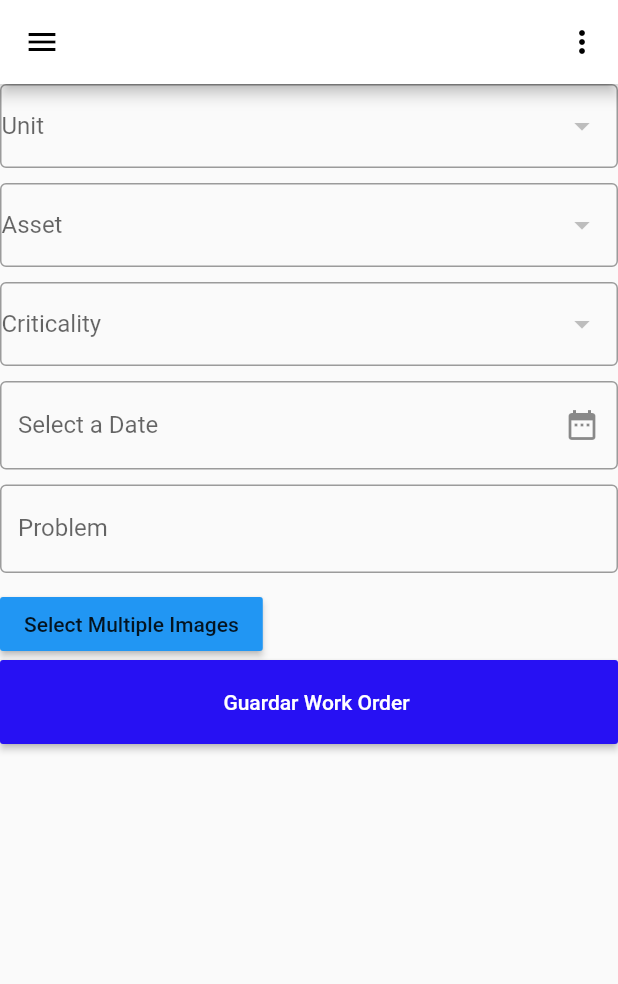
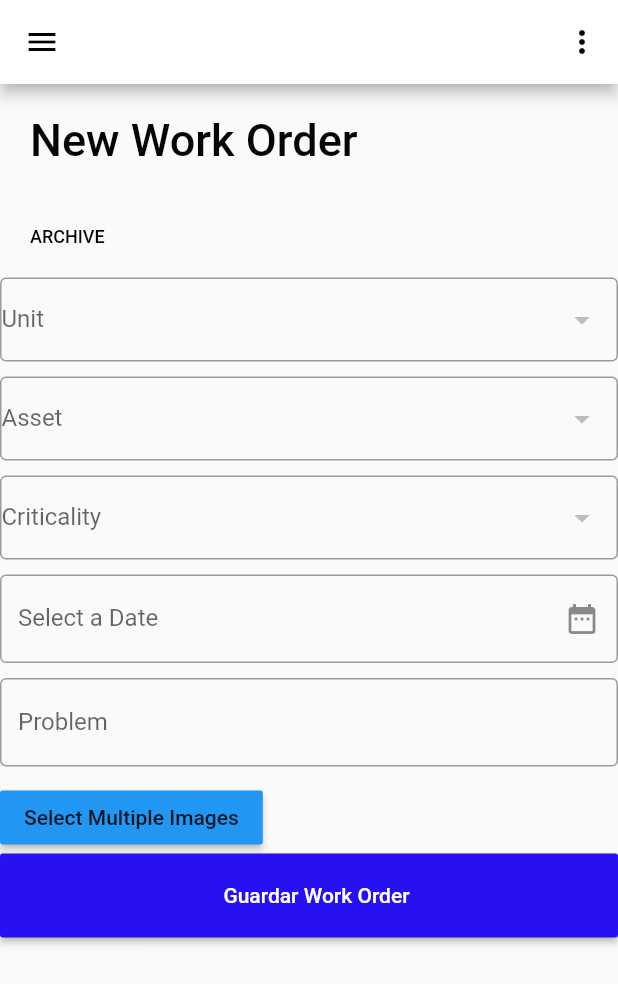
Before and after one commit to jassarillo/newworkorders, a Flutter app: the AddNewOrder screen opened directly, on a phone screen of 412 x 824 dp. Shown: the top 984 px of the screen. Run offline on Flutter 3.47's test engine with Material 2 defaults, Android fonts, the phone set to English and light mode, and no system bars; our stand-ins replace google_fonts, image_picker; network calls fail.

```diff
--- a/lib/pages/AddNewOrder.dart
+++ b/lib/pages/AddNewOrder.dart
@@ -26,7 +26,6 @@ class WorkOrderUnit {
   }
 }
 
-/** */
 class WorkOrderAsset {
   final String woUitId;
   final String AssetName;
@@ -40,7 +39,6 @@ class WorkOrderAsset {
     );
   }
 }
-/** */
 
 class WorkOrderPriority {
   final String priorityId;
@@ -69,6 +67,7 @@ class _AddNewOrderState extends State<AddNewOrder> {
   WorkOrderPriority? selectedPriority;
   DateTime? selectedDate;
   String problem = '';
+   int insertId = 0;
   //XFile? _selectedImage;
   var imagePicker;
 
@@ -94,39 +93,21 @@ class _AddNewOrderState extends State<AddNewOrder> {
       imageFileList!.removeAt(index);
     });
   }
-/*
-  Future<void> _pickImage() async {
-    final ImagePicker _picker = ImagePicker();
-    final XFile? image = await _picker.pickImage(source: ImageSource.gallery);
-
-    if (image != null) {
-      setState(() {
-        _selectedImage = image;
-      });
-    }
-  }*/
-
-/*
-  Future<void> _takePhoto() async {
-    final ImagePicker _picker = ImagePicker();
-    final XFile? image = await _picker.pickImage(source: ImageSource.camera);
-
-    if (image != null) {
-      setState(() {
-        _selectedImage = image;
-      });
-    }
-  }*/
 
   Future<void> _uploadImageAndSaveOrder() async {
-    if (imageFileList == null) {
+    if (imageFileList!.length >0) {
+      //Si hay imagenes hace la carga
+      if (selectedStatus?.woStatusId == null ||
+    selectedAsset?.woUitId == null ||
+    selectedPriority?.priorityId == null ||
+    problem.isEmpty ||
+    selectedDate == null) {
   showDialog(
     context: context,
     builder: (BuildContext context) {
       return AlertDialog(
         title: const Text("Error"),
-            content: const Text(
-                "Por favor, selecciona al menos una imagen antes de guardar."),
+        content: const Text("Por favor, completa todos los campos antes de guardar."),
         actions: <Widget>[
           TextButton(
             child: const Text("Aceptar"),
@@ -138,9 +119,8 @@ class _AddNewOrderState extends State<AddNewOrder> {
       );
     },
   );
-      return;
+  return; // Detener la solicitud POST
 }
-
           final Uri url = Uri.parse(
         'http://srv406820.hstgr.cloud/mainthelpdev/index.php/api/workorders/Wo_post');
     final request = http.MultipartRequest('POST', url);
@@ -174,13 +154,16 @@ class _AddNewOrderState extends State<AddNewOrder> {
       final responseBody = await response.stream.bytesToString();
       print(responseBody);
       if (response.statusCode == 200) {
-        const exitMessage = "Success!";
+ final data = jsonDecode(responseBody);
+
+    insertId = data['insert_id'];
+    final exitMessage = "Nueva work order creada Id: $insertId";
     showDialog(
       context: context,
       builder: (BuildContext context) {
         return AlertDialog(
           title: const Text("Message"),
-              content: const Text(exitMessage),
+          content: Text(exitMessage),
           actions: <Widget>[
             TextButton(
               child: const Text("Aceptar"),
@@ -233,6 +216,31 @@ class _AddNewOrderState extends State<AddNewOrder> {
         },
       );
     }
+
+    }else{
+      //Alert cargar imagenes
+            showDialog(
+        context: context,
+        builder: (BuildContext context) {
+          return AlertDialog(
+            title: const Text("Error"),
+            content: const Text(
+                "Por favor, selecciona al menos una imagen antes de guardar."),
+            actions: <Widget>[
+              TextButton(
+                child: const Text("Aceptar"),
+                onPressed: () {
+                  Navigator.of(context).pop();
+                },
+              ),
+            ],
+          );
+        },
+      );
+      return;
+
+    }
+
   }
 
   Future<void> fetchWorkOrderUnitList() async {
@@ -303,8 +311,36 @@ class _AddNewOrderState extends State<AddNewOrder> {
       ),
       body: Center(
         child: Column(
+
           crossAxisAlignment: CrossAxisAlignment.start,
           children: <Widget>[
+ Container(
+   alignment: Alignment.topLeft,
+   padding: const EdgeInsets.all(10),
+   margin: const EdgeInsets.all(10),
+   child: const Text(
+     'New Work Order',
+     style: TextStyle(
+       color: Color.fromARGB(255, 5, 5, 5),
+       fontWeight: FontWeight.w500,
+       fontSize: 30,
+     ),
+   ),
+ ),
+
+Container(
+  alignment: Alignment.topLeft,
+  padding: const EdgeInsets.all(10),
+  margin: const EdgeInsets.all(10),
+  child: const Text(
+    "ARCHIVE",
+    style: TextStyle(
+      color: Color.fromARGB(255, 5, 5, 5),
+      fontWeight: FontWeight.w500,
+      fontSize: 12,
+    ),
+  ),
+),
             DropdownButtonFormField<WorkOrderUnit>(
               decoration: const InputDecoration(
                 labelText: 'Unit',
@@ -416,50 +452,6 @@ class _AddNewOrderState extends State<AddNewOrder> {
                     : '',
               ),
             ),
-            /*
-            _selectedImage != null
-                ? Image.file(
-                    File(_selectedImage!.path),
-                    width: 150,
-                    height: 150,
-                  )
-                : Container(),
-            ElevatedButton(
-              onPressed: () {
-                showModalBottomSheet(
-                  context: context,
-                  builder: (BuildContext context) {
-                    return Column(
-                      mainAxisSize: MainAxisSize.min,
-                      children: <Widget>[
-                        ListTile(
-                          leading: Icon(Icons.photo),
-                          title: Text('Seleccionar de la galería'),
-                          onTap: () {
-                            Navigator.pop(context);
-                            _pickImage(); // Llamar a la función para seleccionar de la galería
-                          },
-                        ),
-                        ListTile(
-                          leading: Icon(Icons.camera),
-                          title: Text('Tomar una foto'),
-                          onTap: () {
-                            Navigator.pop(context);
-                            _takePhoto(); // Llamar a la función para tomar una foto
-                          },
-                        ),
-                      ],
-                    );
-                  },
-                );
-              },
-              child: const Text(
-                'Add Photo',
-                style: TextStyle(fontSize: 40),
-              ),
-            ),
-             */
-
             const SizedBox(height: 10),
             TextField(
               maxLines: 1,
@@ -474,10 +466,31 @@ class _AddNewOrderState extends State<AddNewOrder> {
         MaterialButton(
   color: Colors.blue,
   onPressed: () {
+    if (imageFileList!.length >= 5) {
+      showDialog(
+        context: context,
+        builder: (BuildContext context) {
+          return AlertDialog(
+            title:  const Text("Límite de imágenes alcanzado"),
+            content: const Text("No se pueden seleccionar más de 5 imágenes."),
+            actions: <Widget>[
+              TextButton(
+                child: const Text("Cerrar"),
+                onPressed: () {
+                  Navigator.of(context).pop();
+                },
+              ),
+            ],
+          );
+        },
+      );
+    } else {
       selectImages();
+    }
   },
   child: const Text('Select Multiple Images'),
 ),
+
             if (imageFileList!.isNotEmpty)
               Expanded(
                 child: GridView.builder(
@@ -523,9 +536,9 @@ class _AddNewOrderState extends State<AddNewOrder> {
                 /**  ---------  **/
               },
               color: const Color.fromARGB(255, 39, 17, 243),
-              child: Row(
+              child: const Row(
                 mainAxisAlignment: MainAxisAlignment.center,
-                children: const [
+                children:  [
                   SizedBox(width: 10),
                   Text(
                     'Guardar Work Order',
```
Lines whose indentation alone changed are shown as unchanged.
